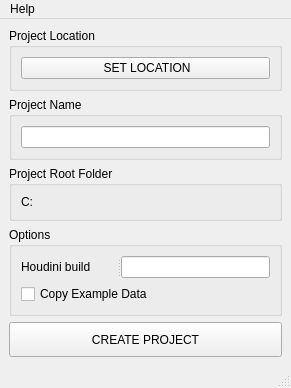
The window that ui/projectCreator_main.ui (all-in-one-of/Eve) describes before a commit, drawn with Qt 5.
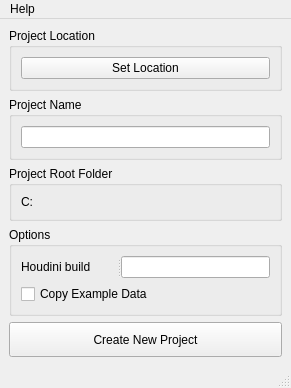
The same window after the commit.

Patch:
```diff
--- a/ui/projectCreator_main.ui
+++ b/ui/projectCreator_main.ui
@@ -30,7 +30,7 @@
           </size>
          </property>
          <property name="text">
-          <string> SET LOCATION</string>
+          <string>Set Location</string>
          </property>
         </widget>
        </item>
@@ -107,7 +107,7 @@
        </size>
       </property>
       <property name="text">
-       <string>CREATE PROJECT</string>
+       <string>Create New Project</string>
       </property>
      </widget>
     </item>
```
